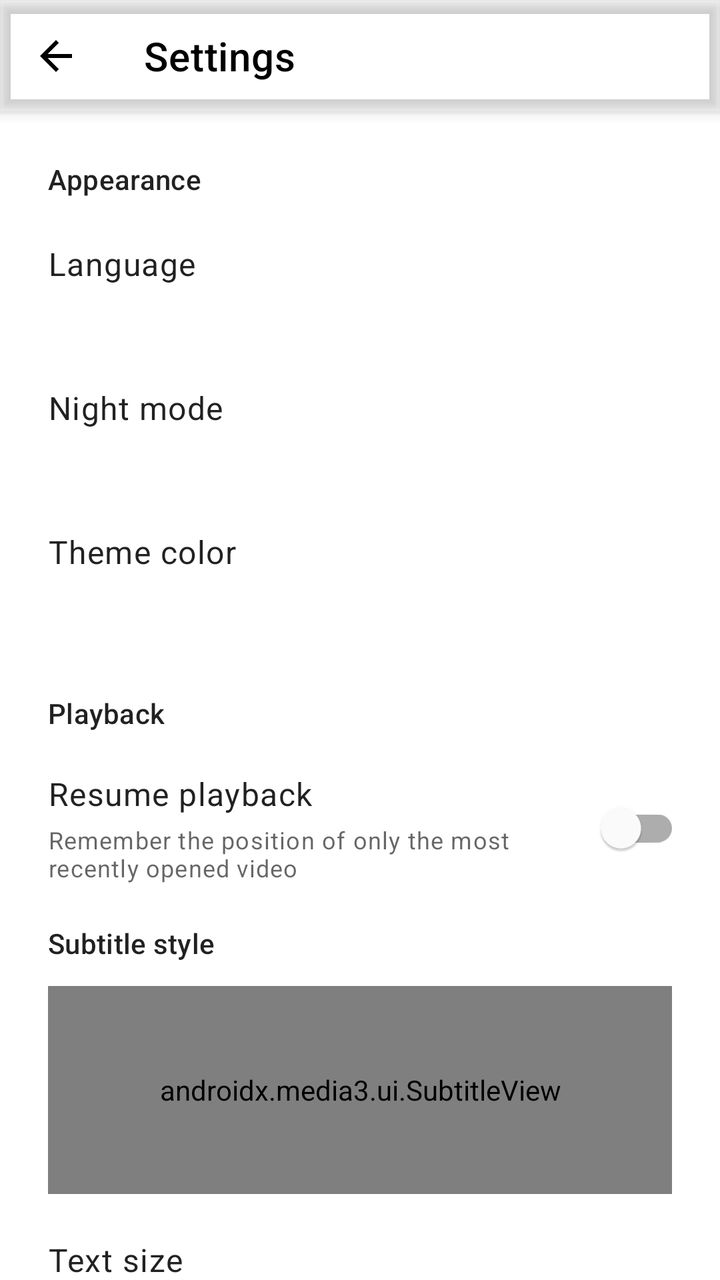
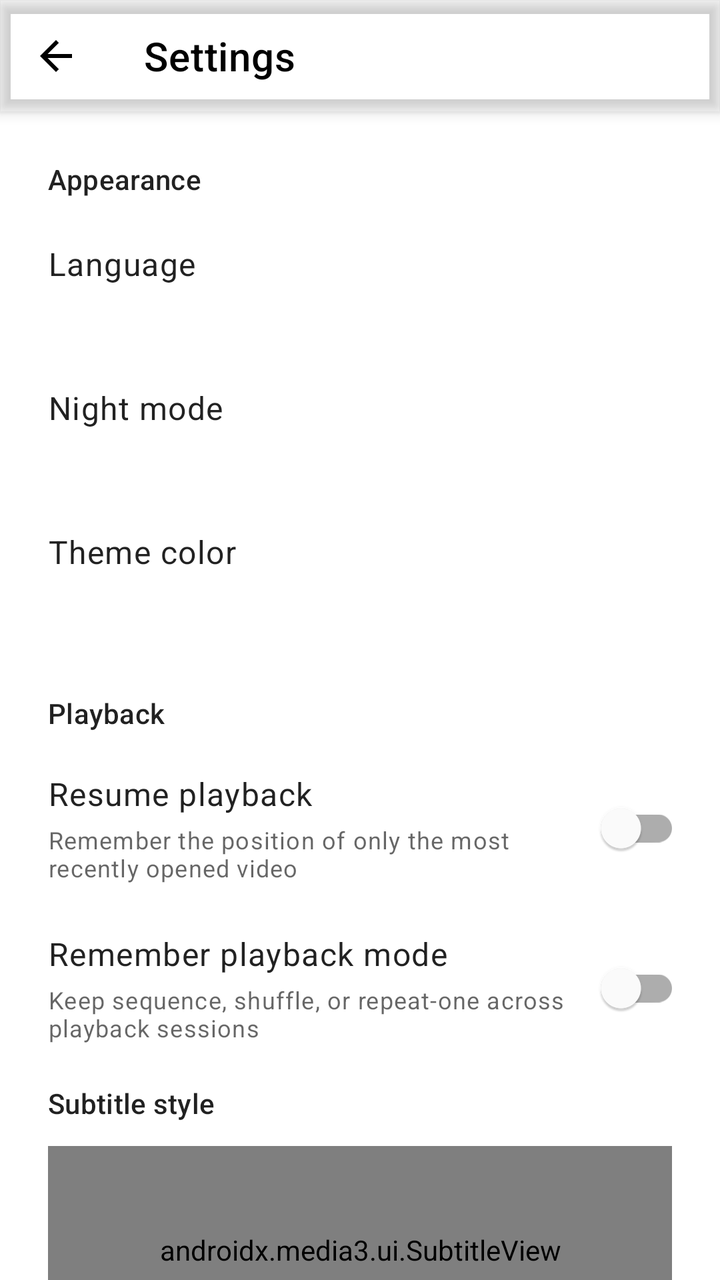

Screens rendered from an Android XML layout before and after an edit, with the pre-edit source and the edit as a unified diff.
<!-- AndroidManifest.xml: activity theme AppTheme -->
<!-- res/layout/activity_settings.xml -->
<?xml version="1.0" encoding="utf-8"?>
<LinearLayout xmlns:android="http://schemas.android.com/apk/res/android"
    xmlns:app="http://schemas.android.com/apk/res-auto"
    android:id="@+id/settings_root"
    android:layout_width="match_parent"
    android:layout_height="match_parent"
    android:orientation="vertical">

    <com.google.android.material.appbar.MaterialToolbar
        android:id="@+id/toolbar"
        android:layout_width="match_parent"
        android:layout_height="?attr/actionBarSize"
        android:elevation="4dp"
        android:theme="@style/AppTheme.Toolbar"
        app:navigationContentDescription="@string/action_back"
        app:navigationIcon="@drawable/ic_arrow_back"
        app:title="@string/settings_title" />

    <androidx.core.widget.NestedScrollView
        android:layout_width="match_parent"
        android:layout_height="0dp"
        android:layout_weight="1"
        android:fillViewport="true">

        <LinearLayout
            android:id="@+id/settings_content"
            android:layout_width="match_parent"
            android:layout_height="wrap_content"
            android:orientation="vertical"
            android:paddingBottom="24dp">

            <TextView
                android:id="@+id/appearance_section"
                style="@style/SettingsSectionTitle"
                android:text="@string/settings_section_appearance" />

            <LinearLayout
                android:id="@+id/language_setting"
                style="@style/SettingsClickableRow">

                <TextView
                    android:id="@+id/language_title"
                    style="@style/SettingsRowTitle"
                    android:text="@string/setting_language" />

                <TextView
                    android:id="@+id/language_summary"
                    style="@style/SettingsRowSummary" />

            </LinearLayout>

            <LinearLayout
                android:id="@+id/night_mode_setting"
                style="@style/SettingsClickableRow">

                <TextView
                    android:id="@+id/night_mode_title"
                    style="@style/SettingsRowTitle"
                    android:text="@string/setting_night_mode" />

                <TextView
                    android:id="@+id/night_mode_summary"
                    style="@style/SettingsRowSummary" />

            </LinearLayout>

            <LinearLayout
                android:id="@+id/theme_color_setting"
                style="@style/SettingsClickableRow">

                <TextView
                    android:id="@+id/theme_color_title"
                    style="@style/SettingsRowTitle"
                    android:text="@string/setting_theme_color" />

                <TextView
                    android:id="@+id/theme_color_summary"
                    style="@style/SettingsRowSummary" />

            </LinearLayout>

            <TextView
                android:id="@+id/playback_section"
                style="@style/SettingsSectionTitle"
                android:text="@string/settings_section_playback" />

            <LinearLayout
                android:id="@+id/remember_position_setting"
                style="@style/SettingsSwitchRow">

                <LinearLayout
                    android:layout_width="0dp"
                    android:layout_height="wrap_content"
                    android:layout_weight="1"
                    android:orientation="vertical">

                    <TextView
                        android:id="@+id/remember_position_title"
                        style="@style/SettingsRowTitle"
                        android:text="@string/setting_resume_playback" />

                    <TextView
                        android:id="@+id/remember_position_summary"
                        style="@style/SettingsRowSummary"
                        android:text="@string/setting_resume_playback_summary" />

                </LinearLayout>

                <com.google.android.material.switchmaterial.SwitchMaterial
                    android:id="@+id/remember_position_switch"
                    android:layout_width="wrap_content"
                    android:layout_height="wrap_content"
                    android:clickable="false"
                    android:focusable="false"
                    android:textOff=""
                    android:textOn=""
                    app:showText="false" />

            </LinearLayout>

            <TextView
                android:id="@+id/subtitle_style_section"
                style="@style/SettingsSectionTitle"
                android:paddingTop="8dp"
                android:text="@string/settings_section_subtitle_style" />

            <FrameLayout
                android:id="@+id/subtitle_preview_panel"
                android:layout_width="match_parent"
                android:layout_height="104dp"
                android:layout_marginStart="24dp"
                android:layout_marginTop="4dp"
                android:layout_marginEnd="24dp"
                android:layout_marginBottom="8dp"
                android:background="@android:color/black"
                android:contentDescription="@string/subtitle_preview_description">

                <androidx.media3.ui.SubtitleView
                    android:id="@+id/subtitle_preview"
                    android:layout_width="match_parent"
                    android:layout_height="match_parent"
                    android:importantForAccessibility="no" />

            </FrameLayout>

            <LinearLayout
                android:id="@+id/subtitle_text_size_setting"
                style="@style/SettingsClickableRow">

                <TextView
                    android:id="@+id/subtitle_text_size_title"
                    style="@style/SettingsRowTitle"
                    android:text="@string/setting_subtitle_text_size" />

                <TextView
                    android:id="@+id/subtitle_text_size_summary"
                    style="@style/SettingsRowSummary" />

            </LinearLayout>

            <LinearLayout
                android:id="@+id/subtitle_foreground_setting"
                style="@style/SettingsClickableRow">

                <TextView
                    android:id="@+id/subtitle_foreground_title"
                    style="@style/SettingsRowTitle"
                    android:text="@string/setting_subtitle_foreground" />

                <TextView
                    android:id="@+id/subtitle_foreground_summary"
                    style="@style/SettingsRowSummary" />

            </LinearLayout>

            <LinearLayout
                android:id="@+id/subtitle_background_setting"
                style="@style/SettingsClickableRow">

                <TextView
                    android:id="@+id/subtitle_background_title"
                    style="@style/SettingsRowTitle"
                    android:text="@string/setting_subtitle_background" />

                <TextView
                    android:id="@+id/subtitle_background_summary"
                    style="@style/SettingsRowSummary" />

            </LinearLayout>

            <LinearLayout
                android:id="@+id/subtitle_bottom_margin_setting"
                style="@style/SettingsClickableRow">

                <TextView
                    android:id="@+id/subtitle_bottom_margin_title"
                    style="@style/SettingsRowTitle"
                    android:text="@string/setting_subtitle_bottom_margin" />

                <TextView
                    android:id="@+id/subtitle_bottom_margin_summary"
                    style="@style/SettingsRowSummary" />

            </LinearLayout>

            <TextView
                android:id="@+id/updates_section"
                style="@style/SettingsSectionTitle"
                android:text="@string/settings_section_updates" />

            <LinearLayout
                android:id="@+id/check_update_setting"
                style="@style/SettingsClickableRow">

                <TextView
                    android:id="@+id/check_update_title"
                    style="@style/SettingsRowTitle"
                    android:text="@string/setting_check_updates" />

                <TextView
                    android:id="@+id/check_update_summary"
                    style="@style/SettingsRowSummary"
                    android:text="@string/setting_check_updates_summary" />

            </LinearLayout>

            <LinearLayout
                android:id="@+id/auto_update_setting"
                style="@style/SettingsSwitchRow">

                <LinearLayout
                    android:layout_width="0dp"
                    android:layout_height="wrap_content"
                    android:layout_weight="1"
                    android:orientation="vertical">

                    <TextView
                        android:id="@+id/auto_update_title"
                        style="@style/SettingsRowTitle"
                        android:text="@string/setting_auto_check_updates" />

                    <TextView
                        android:id="@+id/auto_update_summary"
                        style="@style/SettingsRowSummary"
                        android:text="@string/setting_auto_check_updates_summary" />

                </LinearLayout>

                <com.google.android.material.switchmaterial.SwitchMaterial
                    android:id="@+id/auto_update_switch"
                    android:layout_width="wrap_content"
                    android:layout_height="wrap_content"
                    android:clickable="false"
                    android:focusable="false"
                    android:textOff=""
                    android:textOn=""
                    app:showText="false" />

            </LinearLayout>

            <LinearLayout
                android:id="@+id/ignored_updates_setting"
                style="@style/SettingsClickableRow">

                <TextView
                    android:id="@+id/ignored_updates_title"
                    style="@style/SettingsRowTitle"
                    android:text="@string/setting_manage_ignored_updates" />

                <TextView
                    android:id="@+id/ignored_updates_summary"
                    style="@style/SettingsRowSummary" />

            </LinearLayout>

            <LinearLayout
                android:id="@+id/release_history_setting"
                style="@style/SettingsClickableRow">

                <TextView
                    android:id="@+id/release_history_title"
                    style="@style/SettingsRowTitle"
                    android:text="@string/setting_release_history" />

                <TextView
                    android:id="@+id/release_history_summary"
                    style="@style/SettingsRowSummary"
                    android:text="@string/setting_release_history_summary" />

            </LinearLayout>

            <TextView
                android:id="@+id/about_section"
                style="@style/SettingsSectionTitle"
                android:text="@string/settings_section_about" />

            <LinearLayout
                android:id="@+id/about_setting"
                style="@style/SettingsClickableRow">

                <TextView
                    android:id="@+id/about_title"
                    style="@style/SettingsRowTitle"
                    android:text="@string/setting_about" />

                <TextView
                    android:id="@+id/about_summary"
                    style="@style/SettingsRowSummary"
                    android:text="@string/setting_about_summary" />

            </LinearLayout>

        </LinearLayout>

    </androidx.core.widget.NestedScrollView>

</LinearLayout>
<!-- resources referenced by this layout -->
<resources>
  <!-- drawable ic_arrow_back (drawable) -->
  <?xml version="1.0" encoding="utf-8"?>
  <vector xmlns:android="http://schemas.android.com/apk/res/android"
      android:width="24dp"
      android:height="24dp"
      android:viewportWidth="24"
      android:viewportHeight="24">
      <path
          android:fillColor="@color/toolbar_text"
          android:pathData="M20,11L7.83,11l5.59,-5.59L12,4l-8,8 8,8 1.42,-1.41L7.83,13L20,13z" />
  </vector>
  <string name="action_back">Back</string>
  <string name="setting_about">About the app and developer</string>
  <string name="setting_about_summary">Version, project, developer, and license information</string>
  <string name="setting_auto_check_updates">Automatically check for updates</string>
  <string name="setting_auto_check_updates_summary">Check at most once a day when the app is opened</string>
  <string name="setting_check_updates">Check for updates</string>
  <string name="setting_check_updates_summary">Check the latest published version now</string>
  <string name="setting_language">Language</string>
  <string name="setting_manage_ignored_updates">Manage ignored updates</string>
  <string name="setting_night_mode">Night mode</string>
  <string name="setting_release_history">Release history</string>
  <string name="setting_release_history_summary">Read the changelog included with this version</string>
  <string name="setting_resume_playback">Resume playback</string>
  <string name="setting_resume_playback_summary">Remember the position of only the most recently opened video</string>
  <string name="setting_subtitle_background">Background</string>
  <string name="setting_subtitle_bottom_margin">Bottom margin</string>
  <string name="setting_subtitle_foreground">Text color</string>
  <string name="setting_subtitle_text_size">Text size</string>
  <string name="setting_theme_color">Theme color</string>
  <string name="settings_section_about">About</string>
  <string name="settings_section_appearance">Appearance</string>
  <string name="settings_section_playback">Playback</string>
  <string name="settings_section_subtitle_style">Subtitle style</string>
  <string name="settings_section_updates">Updates</string>
  <string name="settings_title">Settings</string>
  <string name="subtitle_preview_description">Subtitle style preview</string>
  <style name="AppTheme.Toolbar" parent="ThemeOverlay.MaterialComponents.Dark.ActionBar">
          <item name="android:textColorPrimary">@color/toolbar_text</item>
      </style>
  <style name="SettingsRowSummary" parent="TextAppearance.MaterialComponents.Caption">
          <item name="android:layout_width">match_parent</item>
          <item name="android:layout_height">wrap_content</item>
          <item name="android:layout_marginTop">4dp</item>
      </style>
  <style name="SettingsRowTitle" parent="TextAppearance.MaterialComponents.Body1">
          <item name="android:layout_width">match_parent</item>
          <item name="android:layout_height">wrap_content</item>
      </style>
  <style name="SettingsSectionTitle" parent="TextAppearance.MaterialComponents.Subtitle2">
          <item name="android:layout_width">match_parent</item>
          <item name="android:layout_height">wrap_content</item>
          <item name="android:paddingStart">24dp</item>
          <item name="android:paddingTop">24dp</item>
          <item name="android:paddingEnd">24dp</item>
          <item name="android:paddingBottom">8dp</item>
      </style>
  <color name="toolbar_text">#FF000000</color>
  <color name="color_primary">#FFFFDEAD</color>
  <color name="color_primary_dark">#FFFFDEAD</color>
  <color name="color_secondary">#FFFFDEAD</color>
  <color name="window_background">#FFFFFFFF</color>
  <!-- unchanged entries left out for length: 3 -->
</resources>

<!-- the commit's change to res/layout/activity_settings.xml (unified diff, before → after) -->
@@ -108,6 +108,40 @@
 
                 <com.google.android.material.switchmaterial.SwitchMaterial
                     android:id="@+id/remember_position_switch"
+                    android:layout_width="wrap_content"
+                    android:layout_height="wrap_content"
+                    android:clickable="false"
+                    android:focusable="false"
+                    android:textOff=""
+                    android:textOn=""
+                    app:showText="false" />
+
+            </LinearLayout>
+
+            <LinearLayout
+                android:id="@+id/remember_playback_mode_setting"
+                style="@style/SettingsSwitchRow">
+
+                <LinearLayout
+                    android:layout_width="0dp"
+                    android:layout_height="wrap_content"
+                    android:layout_weight="1"
+                    android:orientation="vertical">
+
+                    <TextView
+                        android:id="@+id/remember_playback_mode_title"
+                        style="@style/SettingsRowTitle"
+                        android:text="@string/setting_remember_playback_mode" />
+
+                    <TextView
+                        android:id="@+id/remember_playback_mode_summary"
+                        style="@style/SettingsRowSummary"
+                        android:text="@string/setting_remember_playback_mode_summary" />
+
+                </LinearLayout>
+
+                <com.google.android.material.switchmaterial.SwitchMaterial
+                    android:id="@+id/remember_playback_mode_switch"
                     android:layout_width="wrap_content"
                     android:layout_height="wrap_content"
                     android:clickable="false"
<!-- resource entries referenced after the edit -->
@@ -23,6 +23,8 @@
   <string name="setting_night_mode">Night mode</string>
   <string name="setting_release_history">Release history</string>
   <string name="setting_release_history_summary">Read the changelog included with this version</string>
+  <string name="setting_remember_playback_mode">Remember playback mode</string>
+  <string name="setting_remember_playback_mode_summary">Keep sequence, shuffle, or repeat-one across playback sessions</string>
   <string name="setting_resume_playback">Resume playback</string>
   <string name="setting_resume_playback_summary">Remember the position of only the most recently opened video</string>
   <string name="setting_subtitle_background">Background</string>
